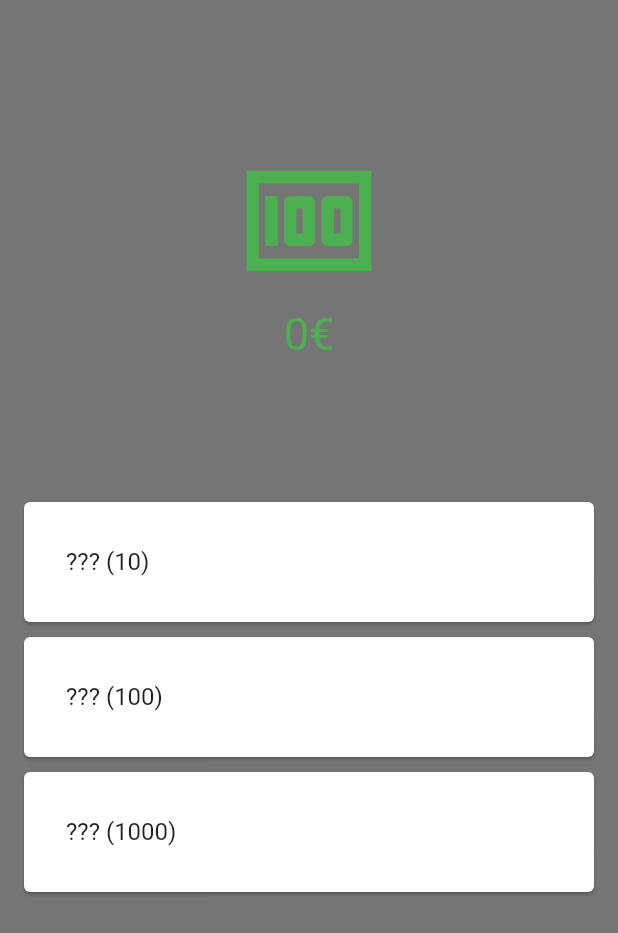
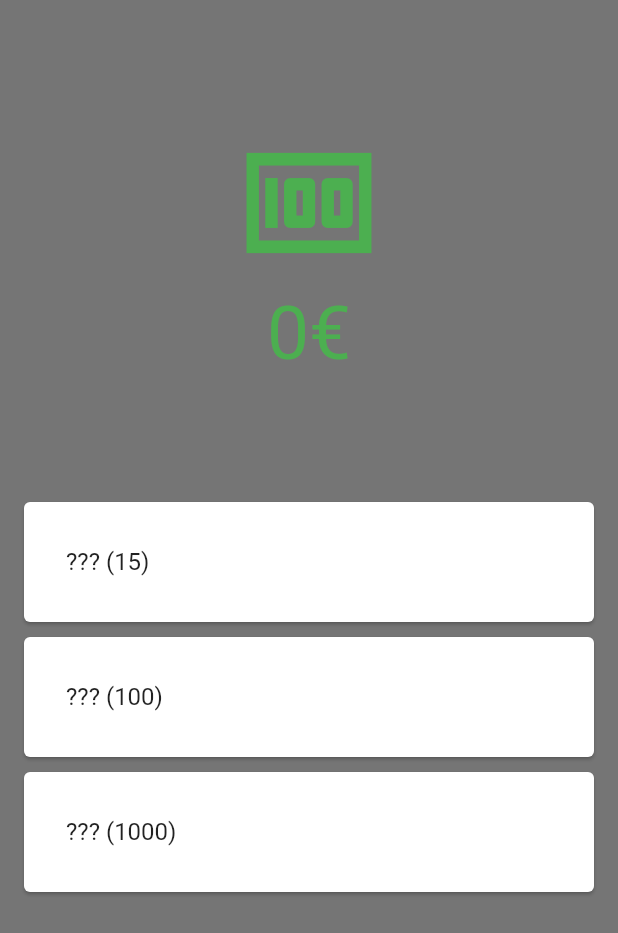
Before and after one commit to leohilbert/company_clicker, a Flutter app: the screen it shows after launch, on a phone screen of 412 x 824 dp. Shown: the top 933 px of the screen. Run offline on Flutter 3.47's test engine with Material 2 defaults, Android fonts, the phone set to English and light mode, and no system bars.

Commit message:
money animation

```diff
--- a/lib/main.dart
+++ b/lib/main.dart
@@ -1,7 +1,9 @@
 import 'dart:async';
+import 'dart:math';
 
 import 'package:company_clicker/employee_card.dart';
-import 'package:flutter/cupertino.dart';
+import 'package:company_clicker/money_panel.dart';
+import 'package:flutter/foundation.dart';
 import 'package:flutter/material.dart';
 import 'package:flutter/painting.dart';
 
@@ -30,7 +32,7 @@ class _CompanyClickerState extends State<CompanyClicker> {
   int _money = 0;
 
   final List<Employee> employees = [
-    Employee('Intern', Icons.face, 10, 1, "Needs a lot of help"),
+    Employee('Intern', Icons.face, 15, 1, "Needs a lot of help"),
     Employee('Trainee', Icons.face, 100, 2, "Great effort"),
     Employee('Lazy Co-Worker', Icons.face, 1000, 3,
         "I'm still working on that one thing.."),
@@ -51,21 +53,15 @@ class _CompanyClickerState extends State<CompanyClicker> {
   Widget build(BuildContext context) {
     return Scaffold(
       backgroundColor: Colors.black54,
-      body: Column(children: [
+      body: Center(
+        child: Container(
+          constraints: BoxConstraints(maxWidth: 500),
+          alignment: Alignment.center,
+          child: Column(children: [
             SizedBox(
-          height: MediaQuery.of(context).size.height * 0.4,
-          child: Column(mainAxisAlignment: MainAxisAlignment.center, children: [
-            IconButton(
-              icon: const Icon(Icons.money),
-              iconSize: 100,
-              color: Colors.green,
-              onPressed: () => updateMoney(1),
-            ),
-            Text(
-              '$_money€',
-              style: const TextStyle(fontSize: 30, color: Colors.green),
-            ),
-          ]),
+              height: max(MediaQuery.of(context).size.height * 0.4, 200),
+              child:
+                  MoneyPanelWidget(money: _money, onWork: () => updateMoney(1)),
             ),
             Expanded(
               child: ListView(
@@ -80,6 +76,8 @@ class _CompanyClickerState extends State<CompanyClicker> {
               ),
             ),
           ]),
+        ),
+      ),
     );
   }
 
@@ -94,7 +92,7 @@ class _CompanyClickerState extends State<CompanyClicker> {
     setState(() {
       _money += amount;
       for (var employee in employees) {
-        if (_money > employee.cost) {
+        if (_money >= employee.cost) {
           employee.visible = true;
         }
       }
--- /dev/null
+++ b/lib/money_panel.dart
@@ -0,0 +1,70 @@
+import 'package:flutter/material.dart';
+
+class MoneyPanelWidget extends StatefulWidget {
+  const MoneyPanelWidget({
+    Key? key,
+    required int money,
+    required Function() onWork,
+  })  : _money = money,
+        _onWork = onWork,
+        super(key: key);
+
+  final int _money;
+  final Function() _onWork;
+
+  @override
+  _MoneyPanelWidgetState createState() => _MoneyPanelWidgetState();
+}
+
+class _MoneyPanelWidgetState extends State<MoneyPanelWidget>
+    with SingleTickerProviderStateMixin {
+  AnimationController? _animationController;
+  Animation<int>? _animation;
+
+  @override
+  void initState() {
+    super.initState();
+    this._animationController =
+        AnimationController(duration: Duration(seconds: 1), vsync: this);
+  }
+
+  @override
+  Widget build(BuildContext context) {
+    int currentlyDisplayed;
+    if (_animation != null) {
+      currentlyDisplayed = _animation!.value;
+    } else {
+      currentlyDisplayed = widget._money;
+    }
+
+    _animation = IntTween(begin: currentlyDisplayed, end: widget._money)
+        .animate(CurvedAnimation(
+            parent: _animationController!, curve: Curves.easeOut));
+    _animationController!.reset();
+    if ((currentlyDisplayed - widget._money).abs() < 10) {
+      // skip animation
+      _animationController!.forward(from: 1);
+    } else {
+      _animationController!.forward();
+    }
+
+    return Column(mainAxisAlignment: MainAxisAlignment.center, children: [
+      IconButton(
+        icon: const Icon(Icons.money),
+        iconSize: 100,
+        color: Colors.green,
+        onPressed: () => widget._onWork(),
+      ),
+      AnimatedBuilder(
+          animation: _animationController!,
+          builder: (context, child) => Text(
+                '${_animation!.value}€',
+                style: TextStyle(
+                    fontSize:
+                        // ((_animation!.value - widget._money)/30).toDouble().abs().clamp(30, 50),
+                        50,
+                    color: Colors.green),
+              ))
+    ]);
+  }
+}
```
Also changed, not shown: pubspec.lock, 3 other files. Lines whose indentation alone changed are shown as unchanged.
